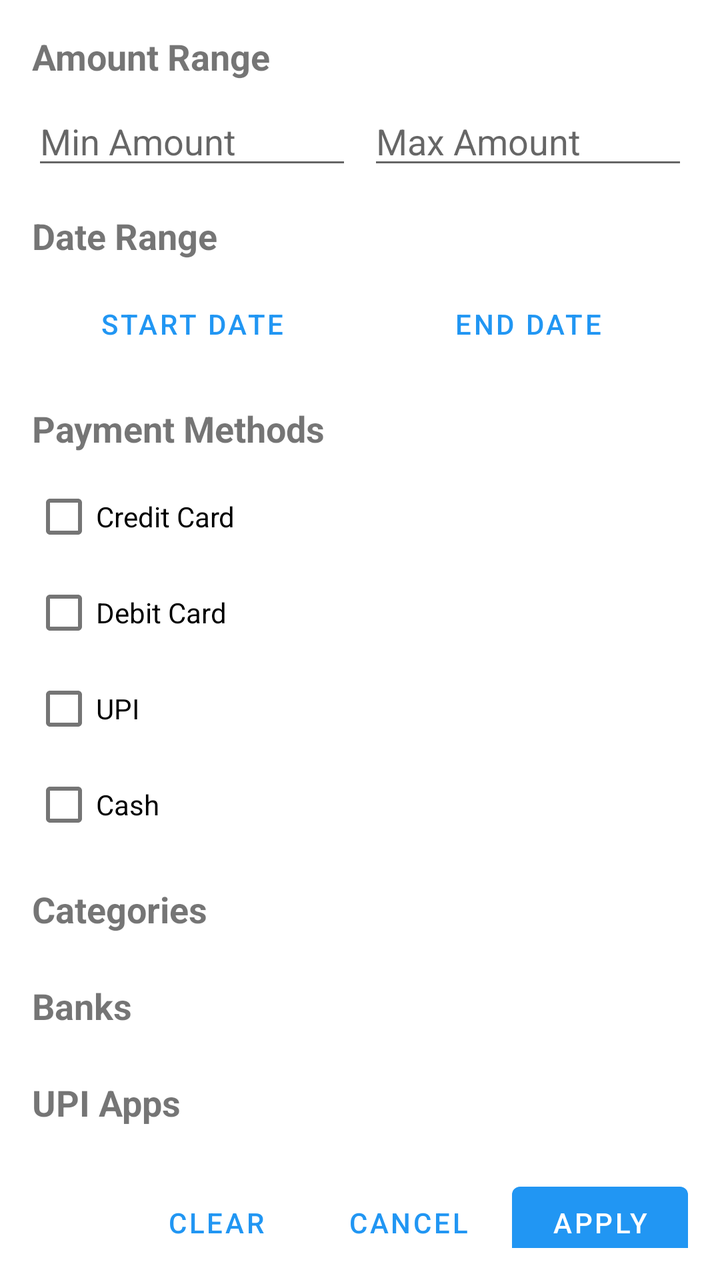
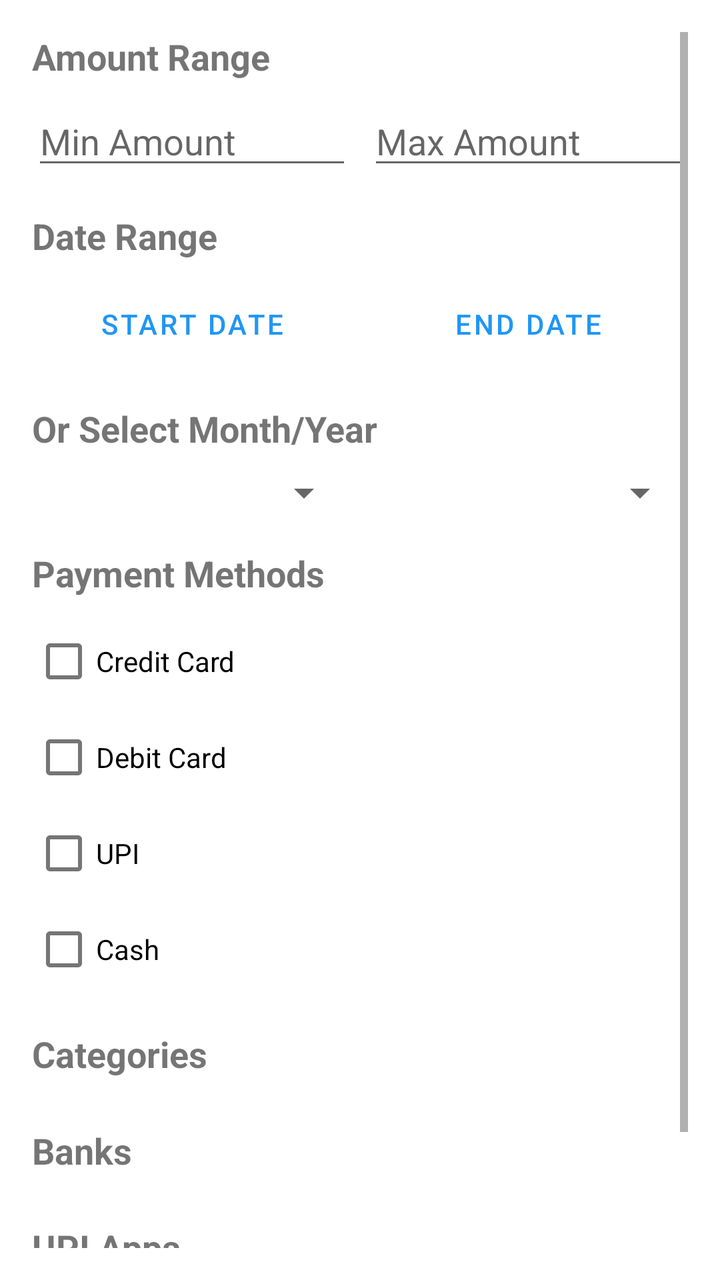

Two renders of the same Android screen: before a commit and after it. Below are the layout's source before the change and the commit's diff.
<!-- AndroidManifest.xml: application theme Theme.ExpenseTracker -->
<!-- res/layout/dialog_filter.xml -->
<?xml version="1.0" encoding="utf-8"?>
<ScrollView xmlns:android="http://schemas.android.com/apk/res/android"
    android:layout_width="match_parent"
    android:layout_height="wrap_content"
    android:padding="16dp">

    <LinearLayout
        android:layout_width="match_parent"
        android:layout_height="wrap_content"
        android:orientation="vertical">

        
        <TextView
            android:layout_width="match_parent"
            android:layout_height="wrap_content"
            android:text="Amount Range"
            android:textSize="18sp"
            android:textStyle="bold"
            android:layout_marginBottom="8dp" />

        <LinearLayout
            android:layout_width="match_parent"
            android:layout_height="wrap_content"
            android:orientation="horizontal"
            android:layout_marginBottom="16dp">

            <EditText
                android:id="@+id/etMinAmount"
                android:layout_width="0dp"
                android:layout_height="wrap_content"
                android:layout_weight="1"
                android:hint="Min Amount"
                android:inputType="numberDecimal"
                android:layout_marginEnd="8dp" />

            <EditText
                android:id="@+id/etMaxAmount"
                android:layout_width="0dp"
                android:layout_height="wrap_content"
                android:layout_weight="1"
                android:hint="Max Amount"
                android:inputType="numberDecimal" />
        </LinearLayout>

        
        <TextView
            android:layout_width="match_parent"
            android:layout_height="wrap_content"
            android:text="Date Range"
            android:textSize="18sp"
            android:textStyle="bold"
            android:layout_marginBottom="8dp" />

        <LinearLayout
            android:layout_width="match_parent"
            android:layout_height="wrap_content"
            android:orientation="horizontal"
            android:layout_marginBottom="16dp">

            <Button
                android:id="@+id/btnSelectStartDate"
                android:layout_width="0dp"
                android:layout_height="wrap_content"
                android:layout_weight="1"
                android:text="Start Date"
                android:layout_marginEnd="8dp"
                style="?android:attr/buttonBarButtonStyle" />

            <Button
                android:id="@+id/btnSelectEndDate"
                android:layout_width="0dp"
                android:layout_height="wrap_content"
                android:layout_weight="1"
                android:text="End Date"
                style="?android:attr/buttonBarButtonStyle" />
        </LinearLayout>

        
        <TextView
            android:layout_width="match_parent"
            android:layout_height="wrap_content"
            android:text="Payment Methods"
            android:textSize="18sp"
            android:textStyle="bold"
            android:layout_marginBottom="8dp" />

        <CheckBox
            android:id="@+id/cbCreditCard"
            android:layout_width="match_parent"
            android:layout_height="wrap_content"
            android:text="Credit Card" />

        <CheckBox
            android:id="@+id/cbDebitCard"
            android:layout_width="match_parent"
            android:layout_height="wrap_content"
            android:text="Debit Card" />

        <CheckBox
            android:id="@+id/cbUpi"
            android:layout_width="match_parent"
            android:layout_height="wrap_content"
            android:text="UPI" />

        <CheckBox
            android:id="@+id/cbCash"
            android:layout_width="match_parent"
            android:layout_height="wrap_content"
            android:text="Cash"
            android:layout_marginBottom="16dp" />

        
        <TextView
            android:layout_width="match_parent"
            android:layout_height="wrap_content"
            android:text="Categories"
            android:textSize="18sp"
            android:textStyle="bold"
            android:layout_marginBottom="8dp" />

        <LinearLayout
            android:id="@+id/layoutCategories"
            android:layout_width="match_parent"
            android:layout_height="wrap_content"
            android:orientation="vertical"
            android:layout_marginBottom="16dp" />

        
        <TextView
            android:layout_width="match_parent"
            android:layout_height="wrap_content"
            android:text="Banks"
            android:textSize="18sp"
            android:textStyle="bold"
            android:layout_marginBottom="8dp" />

        <LinearLayout
            android:id="@+id/layoutBanks"
            android:layout_width="match_parent"
            android:layout_height="wrap_content"
            android:orientation="vertical"
            android:layout_marginBottom="16dp" />

        
        <TextView
            android:layout_width="match_parent"
            android:layout_height="wrap_content"
            android:text="UPI Apps"
            android:textSize="18sp"
            android:textStyle="bold"
            android:layout_marginBottom="8dp" />

        <LinearLayout
            android:id="@+id/layoutUpiApps"
            android:layout_width="match_parent"
            android:layout_height="wrap_content"
            android:orientation="vertical"
            android:layout_marginBottom="16dp" />

        
        <LinearLayout
            android:layout_width="match_parent"
            android:layout_height="wrap_content"
            android:orientation="horizontal"
            android:gravity="end">

            <Button
                android:id="@+id/btnClearFilters"
                android:layout_width="wrap_content"
                android:layout_height="wrap_content"
                android:text="Clear"
                android:layout_marginEnd="8dp"
                style="?android:attr/buttonBarButtonStyle" />

            <Button
                android:id="@+id/btnCancelFilter"
                android:layout_width="wrap_content"
                android:layout_height="wrap_content"
                android:text="Cancel"
                android:layout_marginEnd="8dp"
                style="?android:attr/buttonBarButtonStyle" />

            <Button
                android:id="@+id/btnApplyFilter"
                android:layout_width="wrap_content"
                android:layout_height="wrap_content"
                android:text="Apply" />
        </LinearLayout>

    </LinearLayout>
</ScrollView>
<!-- resources referenced by this layout -->
<resources>
  <style name="Theme.ExpenseTracker" parent="Theme.MaterialComponents.DayNight.NoActionBar">
          <item name="colorPrimary">@color/primary</item>
          <item name="colorPrimaryDark">@color/primary_dark</item>
          <item name="colorAccent">@color/accent</item>
          <item name="colorSecondary">@color/teal_700</item>
          <item name="android:statusBarColor">@color/primary_dark</item>
      </style>
  <color name="primary">#FF2196F3</color>
  <color name="primary_dark">#FF1976D2</color>
  <color name="accent">#FFFF5722</color>
  <color name="teal_700">#FF018786</color>
</resources>

<!-- the commit's change to res/layout/dialog_filter.xml (unified diff, before → after) -->
@@ -79,6 +79,37 @@
         <TextView
             android:layout_width="match_parent"
             android:layout_height="wrap_content"
+            android:text="Or Select Month/Year"
+            android:textSize="18sp"
+            android:textStyle="bold"
+            android:layout_marginBottom="8dp" />
+
+        <LinearLayout
+            android:layout_width="match_parent"
+            android:layout_height="wrap_content"
+            android:orientation="horizontal"
+            android:layout_marginBottom="16dp">
+
+            <Spinner
+                android:id="@+id/spinnerMonth"
+                android:layout_width="0dp"
+                android:layout_height="wrap_content"
+                android:layout_weight="1"
+                android:layout_marginEnd="8dp"
+                android:prompt="Select Month" />
+
+            <Spinner
+                android:id="@+id/spinnerYear"
+                android:layout_width="0dp"
+                android:layout_height="wrap_content"
+                android:layout_weight="1"
+                android:prompt="Select Year" />
+        </LinearLayout>
+
+        
+        <TextView
+            android:layout_width="match_parent"
+            android:layout_height="wrap_content"
             android:text="Payment Methods"
             android:textSize="18sp"
             android:textStyle="bold"
